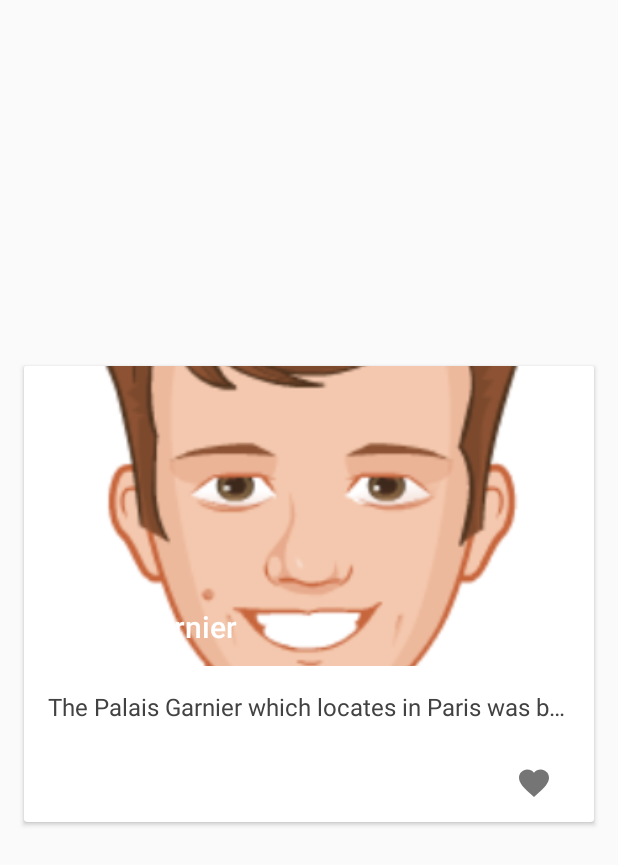
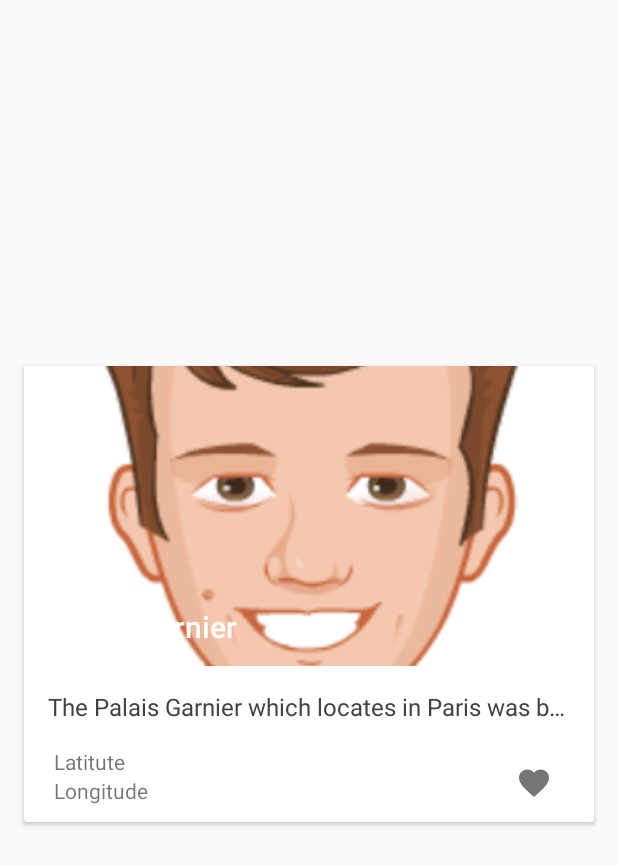
Before and after one commit to BradNissen/ad_340, an Android app: the layout matches_fragment.xml on its own in the app's theme, with its tools: preview values and no code run, on a phone screen of 412 x 824 dp. Shown: the top 865 px of the screen. Run offline under Robolectric (Android 15) with nearby library versions, the phone set to English and light mode, and no system bars.

Commit message:
Assignment 8, JSON file read from and updated onto the RecyclerView

```diff
--- a/app/src/main/AndroidManifest.xml
+++ b/app/src/main/AndroidManifest.xml
@@ -4,6 +4,7 @@
 
     <uses-permission android:name="android.permission.INTERNET" />
     <uses-permission android:name="android.permission.WRITE_EXTERNAL_STORAGE" />
+    <uses-permission android:name="android.permission.ACCESS_FINE_LOCATION" />
 
     <application
         android:allowBackup="true"
--- a/app/src/main/java/com/example/helloworld/Tabs_Activity.java
+++ b/app/src/main/java/com/example/helloworld/Tabs_Activity.java
@@ -26,6 +26,7 @@ public class Tabs_Activity extends AppCompatActivity  implements MatchesItemFrag
     private EditText newMatchItemText;
     private FrameLayout frameLayout;
     public static AppDatabase appDatabase;
+
 
     @Override
     protected void onCreate(Bundle savedInstanceState) {
--- a/app/src/main/res/layout/matches_fragment.xml
+++ b/app/src/main/res/layout/matches_fragment.xml
@@ -71,6 +71,22 @@ d
             <!--android:tint="@color/button_grey"-->
             <!--android:text=""/>-->
 
+        <TextView
+            android:id="@+id/card_lat"
+            android:layout_width="wrap_content"
+            android:layout_height="wrap_content"
+            android:text="Latitute"
+            android:layout_marginLeft="20dp"
+            android:layout_below="@+id/card_text"/>
+
+        <TextView
+            android:id="@+id/card_long"
+            android:layout_width="wrap_content"
+            android:layout_height="wrap_content"
+            android:text="Longitude"
+            android:layout_marginLeft="20dp"
+            android:layout_below="@+id/card_lat"/>
+
         <ImageButton
             android:id="@+id/favorite_button"
             android:layout_width="@dimen/cards_button_width"
```
Also changed, not shown: app/src/main/java/com/example/helloworld/MatchesItemFragment.java (+89 -0 lines), app/src/main/java/com/example/helloworld/MyMatchesItemRecyclerViewAdapter.java (+7 -2 lines), app/src/main/java/com/example/helloworld/SettingsFragment.java (+0 -9 lines), app/src/main/java/com/example/helloworld/models/MatchItem.java (+2 -6 lines), app/src/main/res/values/strings.xml (+8 -1 lines).
